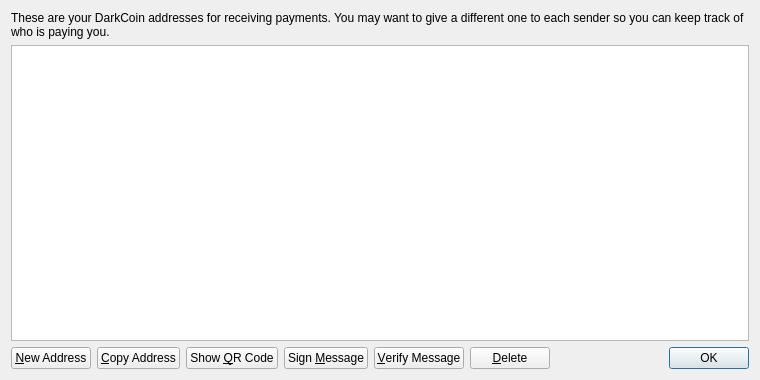
This is src/qt/forms/addressbookpage.ui in ElDiabloBlanco/DemonicCoin as Qt 5 draws it before an edit. The edited form follows.
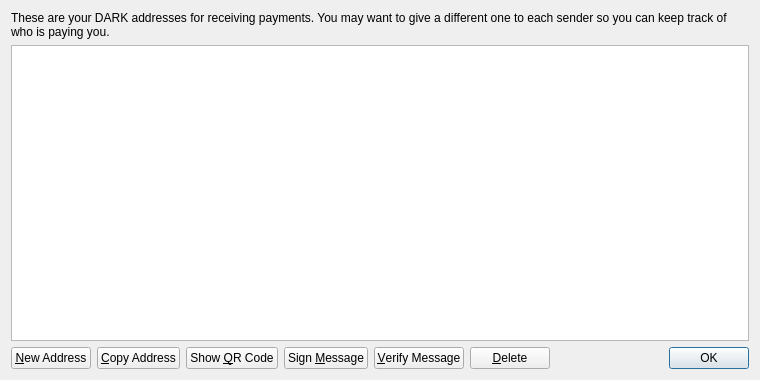
This is the edited form. Icons and pictures are not drawn.

```diff
--- a/src/qt/forms/addressbookpage.ui
+++ b/src/qt/forms/addressbookpage.ui
@@ -17,7 +17,7 @@
    <item>
     <widget class="QLabel" name="labelExplanation">
      <property name="text">
-      <string>These are your DarkCoin addresses for receiving payments. You may want to give a different one to each sender so you can keep track of who is paying you.</string>
+      <string>These are your DARK addresses for receiving payments. You may want to give a different one to each sender so you can keep track of who is paying you.</string>
      </property>
      <property name="textFormat">
       <enum>Qt::PlainText</enum>
```
Left out of the diff: 4 changed lines with no effect on the pictures.
